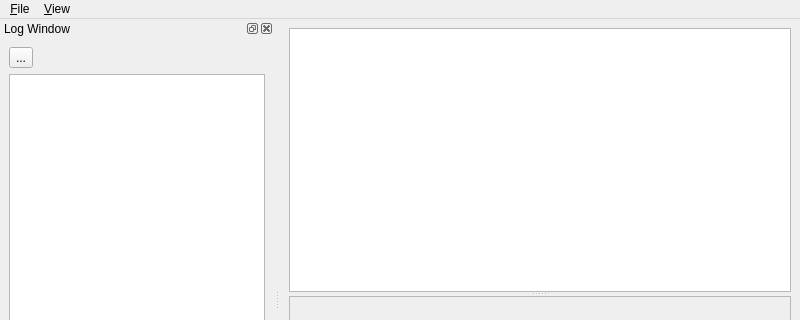
This is tseditor/tseditorwindow.ui in frabas/DISPLACE_GUI as Qt 5 draws it before an edit; both pictures show x 0 to 800 and y 0 to 320 of the 800 by 600 pixel window. The edited form follows.
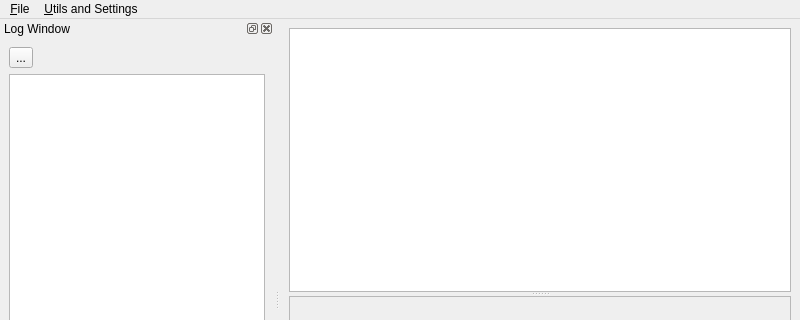
This is the edited form. Icons and pictures are not drawn. Custom widgets are drawn as their Qt base class.

Commit message: TsEditor: Fixes on Windows Environment. Settings commands.

```diff
--- a/tseditor/tseditorwindow.ui
+++ b/tseditor/tseditorwindow.ui
@@ -85,7 +85,7 @@
      <x>0</x>
      <y>0</y>
      <width>800</width>
-     <height>23</height>
+     <height>21</height>
     </rect>
    </property>
    <widget class="QMenu" name="menu_File">
@@ -100,7 +100,7 @@
    </widget>
    <widget class="QMenu" name="menu_View">
     <property name="title">
-     <string>&amp;View</string>
+     <string>&amp;Utils and Settings</string>
     </property>
     <addaction name="action_Log_Window"/>
    </widget>
```
Left out of the diff: 13 changed lines with no effect on the pictures. The commit also changes 6 other files.
